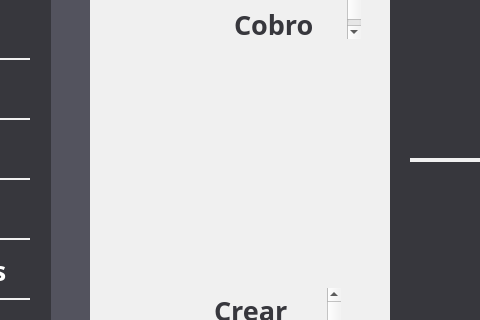
Old version of the form RADCOM/screens/pantalla_principal_admin.ui in the repository KnightyV/Radcom; both pictures show x 250 to 730 and y 232 to 552 of the 1275 by 725 pixel window.
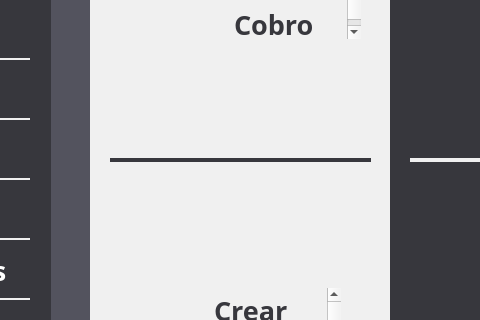
New version of the form. Icons and pictures are not drawn.

Diff of the .ui file:
```diff
--- a/RADCOM/screens/pantalla_principal_admin.ui
+++ b/RADCOM/screens/pantalla_principal_admin.ui
@@ -648,6 +648,30 @@
 &lt;p style=&quot; margin-top:0px; margin-bottom:0px; margin-left:0px; margin-right:0px; -qt-block-indent:0; text-indent:0px;&quot;&gt;&lt;span style=&quot; font-family:'MS Shell Dlg 2'; font-size:20pt; font-weight:600;&quot;&gt;Usuario&lt;/span&gt;&lt;/p&gt;&lt;/body&gt;&lt;/html&gt;</string>
     </property>
    </widget>
+   <widget class="QFrame" name="frame_10">
+    <property name="geometry">
+     <rect>
+      <x>20</x>
+      <y>390</y>
+      <width>261</width>
+      <height>4</height>
+     </rect>
+    </property>
+    <property name="styleSheet">
+     <string notr="true">QFrame {
+    border: none;       /* Color y grosor del borde */
+    background-color: #37373d;    /* Color de fondo */
+}
+
+</string>
+    </property>
+    <property name="frameShape">
+     <enum>QFrame::StyledPanel</enum>
+    </property>
+    <property name="frameShadow">
+     <enum>QFrame::Raised</enum>
+    </property>
+   </widget>
   </widget>
   <widget class="QLabel" name="label">
    <property name="geometry">
```
Left out of the diff: 10 changed lines with no effect on the pictures.
